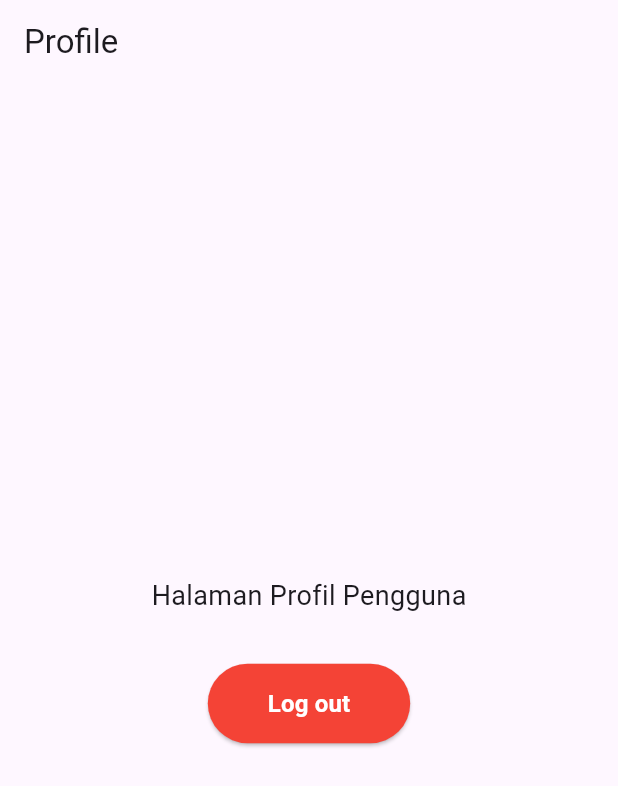
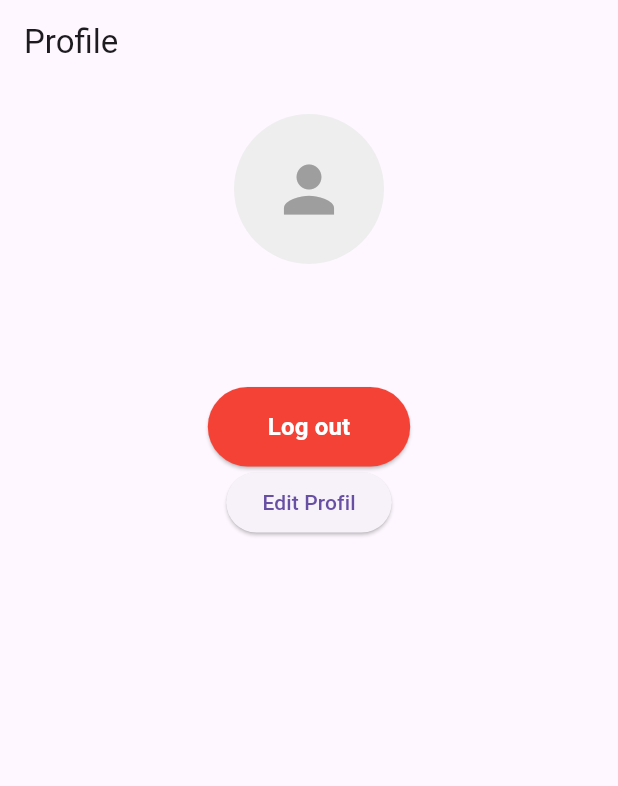
Before and after one commit to achadman/ThreatMyShoes, a Flutter app: the screen it shows once a user with an empty profile is signed in, on a phone screen of 412 x 824 dp. Shown: the top 786 px of the screen. Run offline on Flutter 3.47's test engine with Material 3 defaults, Android fonts, the light colour scheme and no system bars; our stand-ins replace image_picker, supabase_flutter; accounts and stored records are empty.

Commit message:
feat: crud profile page and initial ui

```diff
--- a/lib/pages/profilePage.dart
+++ b/lib/pages/profilePage.dart
@@ -1,9 +1,9 @@
-// ignore_for_file: file_names
+// ignore_for_file: file_names, avoid_print
 
 import 'package:flutter/material.dart';
 import 'package:supabase_flutter/supabase_flutter.dart';
 import 'package:flutter03/pages/auth_page.dart/loginPage.dart';
-
+import 'package:flutter03/pages/user/crudProfile.dart';
 
 final supabase = Supabase.instance.client;
 
@@ -15,6 +15,32 @@ class ProfilePage extends StatefulWidget {
 }
 
 class _ProfilePageState extends State<ProfilePage> {
+  String? _userName;
+  String? _avatarUrl;
+
+  @override
+  void initState() {
+    super.initState();
+    _getProfileData();
+  }
+
+  Future<void> _getProfileData() async {
+    try {
+      final userId = supabase.auth.currentUser!.id;
+      final data = await supabase
+          .from('profiles')
+          .select()
+          .eq('id', userId)
+          .single();
+      setState(() {
+        _userName = data['name'];
+        _avatarUrl = data['avatar_url'];
+      });
+    } catch (e) {
+      print("Error fetching profile data: $e");
+    }
+  }
+
   void signOut() async {
     try {
       await supabase.auth.signOut();
@@ -32,9 +58,9 @@ class _ProfilePageState extends State<ProfilePage> {
       }
     } catch (e) {
       if (mounted) {
-        ScaffoldMessenger.of(context).showSnackBar(
-          SnackBar(content: Text('Terjadi kesalahan: $e')),
-        );
+        ScaffoldMessenger.of(
+          context,
+        ).showSnackBar(SnackBar(content: Text('Terjadi kesalahan: $e')));
       }
     }
   }
@@ -42,16 +68,32 @@ class _ProfilePageState extends State<ProfilePage> {
   @override
   Widget build(BuildContext context) {
     return Scaffold(
-      appBar: AppBar(
-        title: const Text("Profile"),
-      ),
+      appBar: AppBar(title: const Text("Profile")),
       body: Center(
         child: Column(
-          mainAxisAlignment: MainAxisAlignment.center,
+          mainAxisAlignment: MainAxisAlignment.start,
           children: [
-            const Text(
-              "Halaman Profil Pengguna",
-              style: TextStyle(fontSize: 18),
+            const SizedBox(height: 20),
+            CircleAvatar(
+              radius: 50,
+              backgroundColor: Colors.grey[200],
+              backgroundImage: (_avatarUrl != null && _avatarUrl!.isNotEmpty)
+                  ? NetworkImage(_avatarUrl!)
+                  : null,
+              onBackgroundImageError:
+                  (_avatarUrl != null && _avatarUrl!.isNotEmpty)
+                  ? (exception, stackTrace) {
+                      print("Gambar gagal dimuat: $exception");
+                    }
+                  : null,
+              child: (_avatarUrl == null || _avatarUrl!.isEmpty)
+                  ? const Icon(Icons.person, size: 50, color: Colors.grey)
+                  : null,
+            ),
+            const SizedBox(height: 16),
+            Text(
+              _userName ?? "Nama Pengguna",
+              style: const TextStyle(fontSize: 24, fontWeight: FontWeight.bold),
             ),
             const SizedBox(height: 32),
             ElevatedButton(
@@ -59,12 +101,26 @@ class _ProfilePageState extends State<ProfilePage> {
               style: ElevatedButton.styleFrom(
                 backgroundColor: Colors.red,
                 foregroundColor: Colors.white,
-                padding: const EdgeInsets.symmetric(horizontal: 40, vertical: 15),
+                padding: const EdgeInsets.symmetric(
+                  horizontal: 40,
+                  vertical: 15,
+                ),
               ),
               child: const Text(
                 "Log out",
                 style: TextStyle(fontSize: 16, fontWeight: FontWeight.bold),
               ),
+            ),
+            ElevatedButton(
+              onPressed: () {
+                Navigator.push(
+                  context,
+                  MaterialPageRoute(builder: (context) => const Crudprofile()),
+                ).then((value) {
+                  _getProfileData();
+                });
+              },
+              child: const Text("Edit Profil"),
             ),
           ],
         ),
```
Also changed, not shown: lib/pages/auth_page.dart/RegisterPage.dart (+4 -24 lines), lib/pages/user/crudProfile.dart (added, +221 -0 lines), lib/pages/Pesanan/detilePesanan.dart (added), lib/pages/Pesanan/pesanan.dart (added), lib/pages/chatPage.dart (added), lib/pages/menuPage.dart (added), 1 other file.
